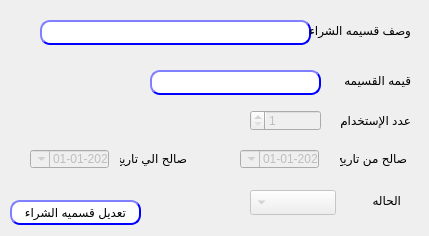
This is presentation/voucher_ui/stopPromVoucher.ui in shymaa123456/HyperPOS2020 as Qt 5 draws it before an edit. The edited form follows.
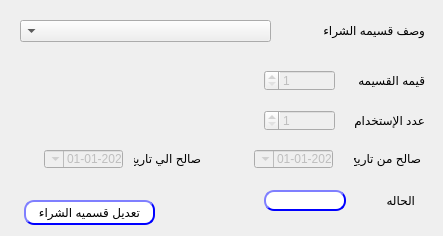
This is the edited form.

Commit message: modify promotion voucher

What changed in the file:
```diff
--- a/presentation/voucher_ui/stopPromVoucher.ui
+++ b/presentation/voucher_ui/stopPromVoucher.ui
@@ -6,7 +6,7 @@
    <rect>
     <x>0</x>
     <y>0</y>
-    <width>429</width>
+    <width>443</width>
     <height>236</height>
    </rect>
   </property>
@@ -22,7 +22,7 @@
    </property>
    <property name="geometry">
     <rect>
-     <x>30</x>
+     <x>44</x>
      <y>150</y>
      <width>79</width>
      <height>18</height>
@@ -54,7 +54,7 @@
    </property>
    <property name="geometry">
     <rect>
-     <x>250</x>
+     <x>264</x>
      <y>110</y>
      <width>71</width>
      <height>21</height>
@@ -79,7 +79,7 @@
   <widget class="QLabel" name="label">
    <property name="geometry">
     <rect>
-     <x>320</x>
+     <x>334</x>
      <y>110</y>
      <width>91</width>
      <height>21</height>
@@ -92,7 +92,7 @@
   <widget class="QLabel" name="desc_11">
    <property name="geometry">
     <rect>
-     <x>330</x>
+     <x>344</x>
      <y>70</y>
      <width>81</width>
      <height>21</height>
@@ -108,7 +108,7 @@
   <widget class="QLabel" name="desc_4">
    <property name="geometry">
     <rect>
-     <x>120</x>
+     <x>134</x>
      <y>150</y>
      <width>67</width>
      <height>17</height>
@@ -127,7 +127,7 @@
    </property>
    <property name="geometry">
     <rect>
-     <x>240</x>
+     <x>254</x>
      <y>150</y>
      <width>79</width>
      <height>18</height>
@@ -153,47 +153,10 @@
     <bool>true</bool>
    </property>
   </widget>
-  <widget class="QLineEdit" name="LE_value">
-   <property name="enabled">
-    <bool>false</bool>
-   </property>
-   <property name="geometry">
-    <rect>
-     <x>150</x>
-     <y>70</y>
-     <width>171</width>
-     <height>25</height>
-    </rect>
-   </property>
-   <property name="styleSheet">
-    <string notr="true">QLineEdit{
-                                        background-color: white;
-                                        border-style: outset;
-                                        border-width: 2px;
-                                        border-radius: 10px;
-                                        border-color: blue;
-                                        min-width: 6em;
-                                        }
-                                        QLineEdit:hover {
-                                        background: qradialgradient(
-                                        cx: 0.3, cy: -0.4, fx: 0.3, fy: -0.4,
-                                        radius: 1.35, stop: 0 #fff, stop: 1 #bbb
-                                        );
-                                        }
-                                       QLineEdit:pressed {
-                                        border-style: inset;
-                                        background: qradialgradient(
-                                        cx: 0.4, cy: -0.1, fx: 0.4, fy: -0.1,
-                                        radius: 1.35, stop: 0 #fff, stop: 1 #ddd
-                                        );
-                                        }
-                                    </string>
-   </property>
-  </widget>
   <widget class="QLabel" name="label_2">
    <property name="geometry">
     <rect>
-     <x>360</x>
+     <x>374</x>
      <y>190</y>
      <width>41</width>
      <height>20</height>
@@ -209,7 +172,7 @@
   <widget class="QPushButton" name="BTN_changeStatus">
    <property name="geometry">
     <rect>
-     <x>10</x>
+     <x>24</x>
      <y>200</y>
      <width>131</width>
      <height>25</height>
@@ -249,7 +212,7 @@
   <widget class="QLabel" name="desc_3">
    <property name="geometry">
     <rect>
-     <x>340</x>
+     <x>354</x>
      <y>150</y>
      <width>67</width>
      <height>17</height>
@@ -262,60 +225,10 @@
     <string>صالح من تاريخ</string>
    </property>
   </widget>
-  <widget class="QComboBox" name="MB_PromVoucherStatus">
-   <property name="enabled">
-    <bool>false</bool>
-   </property>
-   <property name="geometry">
-    <rect>
-     <x>250</x>
-     <y>190</y>
-     <width>86</width>
-     <height>25</height>
-    </rect>
-   </property>
-  </widget>
-  <widget class="QLineEdit" name="LE_desc">
-   <property name="enabled">
-    <bool>false</bool>
-   </property>
-   <property name="geometry">
-    <rect>
-     <x>40</x>
-     <y>20</y>
-     <width>271</width>
-     <height>25</height>
-    </rect>
-   </property>
-   <property name="styleSheet">
-    <string notr="true">QLineEdit{
-                                        background-color: white;
-                                        border-style: outset;
-                                        border-width: 2px;
-                                        border-radius: 10px;
-                                        border-color: blue;
-                                        min-width: 6em;
-                                        }
-                                        QLineEdit:hover {
-                                        background: qradialgradient(
-                                        cx: 0.3, cy: -0.4, fx: 0.3, fy: -0.4,
-                                        radius: 1.35, stop: 0 #fff, stop: 1 #bbb
-                                        );
-                                        }
-                                       QLineEdit:pressed {
-                                        border-style: inset;
-                                        background: qradialgradient(
-                                        cx: 0.4, cy: -0.1, fx: 0.4, fy: -0.1,
-                                        radius: 1.35, stop: 0 #fff, stop: 1 #ddd
-                                        );
-                                        }
-                                    </string>
-   </property>
-  </widget>
   <widget class="QLabel" name="desc_2">
    <property name="geometry">
     <rect>
-     <x>290</x>
+     <x>304</x>
      <y>20</y>
      <width>121</width>
      <height>21</height>
@@ -325,6 +238,100 @@
     <string>وصف قسيمه الشراء</string>
    </property>
   </widget>
+  <widget class="QDoubleSpinBox" name="LE_value">
+   <property name="enabled">
+    <bool>false</bool>
+   </property>
+   <property name="geometry">
+    <rect>
+     <x>264</x>
+     <y>70</y>
+     <width>71</width>
+     <height>21</height>
+    </rect>
+   </property>
+   <property name="styleSheet">
+    <string notr="true"/>
+   </property>
+   <property name="decimals">
+    <number>0</number>
+   </property>
+   <property name="minimum">
+    <double>1.000000000000000</double>
+   </property>
+   <property name="maximum">
+    <double>99997.000000000000000</double>
+   </property>
+   <property name="value">
+    <double>1.000000000000000</double>
+   </property>
+  </widget>
+  <widget class="QComboBox" name="CMB_PromVoucher">
+   <property name="geometry">
+    <rect>
+     <x>20</x>
+     <y>20</y>
+     <width>251</width>
+     <height>22</height>
+    </rect>
+   </property>
+   <property name="editable">
+    <bool>false</bool>
+   </property>
+  </widget>
+  <widget class="QLabel" name="voucher_id">
+   <property name="enabled">
+    <bool>false</bool>
+   </property>
+   <property name="geometry">
+    <rect>
+     <x>304</x>
+     <y>40</y>
+     <width>51</width>
+     <height>21</height>
+    </rect>
+   </property>
+   <property name="text">
+    <string/>
+   </property>
+  </widget>
+  <widget class="QLineEdit" name="LE_PromVoucherStatus">
+   <property name="enabled">
+    <bool>false</bool>
+   </property>
+   <property name="geometry">
+    <rect>
+     <x>264</x>
+     <y>190</y>
+     <width>82</width>
+     <height>21</height>
+    </rect>
+   </property>
+   <property name="styleSheet">
+    <string notr="true">QLineEdit{
+                                        background-color: white;
+                                        border-style: outset;
+                                        border-width: 2px;
+                                        border-radius: 10px;
+                                        border-color: blue;
+                                        min-width: 6em;
+                                        }
+                                        QLineEdit:hover {
+                                        background: qradialgradient(
+                                        cx: 0.3, cy: -0.4, fx: 0.3, fy: -0.4,
+                                        radius: 1.35, stop: 0 #fff, stop: 1 #bbb
+                                        );
+                                        }
+                                       QLineEdit:pressed {
+                                        border-style: inset;
+                                        background: qradialgradient(
+                                        cx: 0.4, cy: -0.1, fx: 0.4, fy: -0.1,
+                                        radius: 1.35, stop: 0 #fff, stop: 1 #ddd
+                                        );
+                                        }
+                                    </string>
+   </property>
+  </widget>
  </widget>
  <resources/>
  <connections/>
```
The commit also changes 4 other files.
